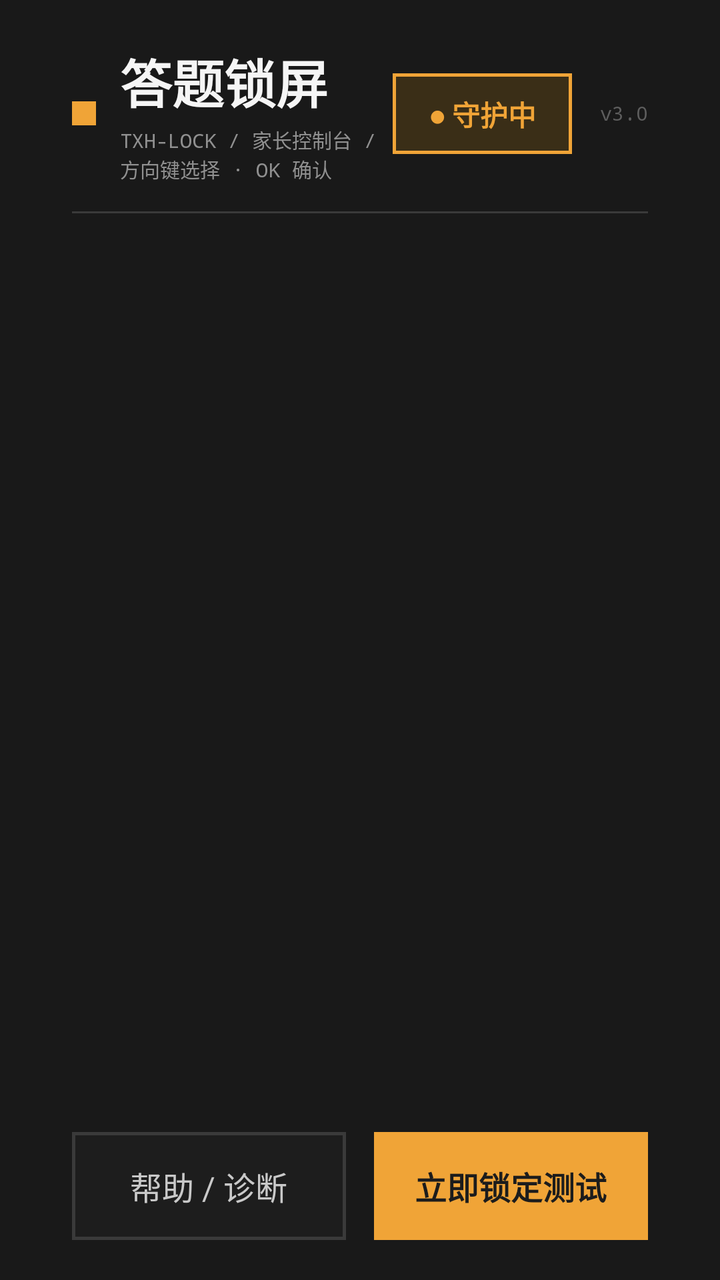
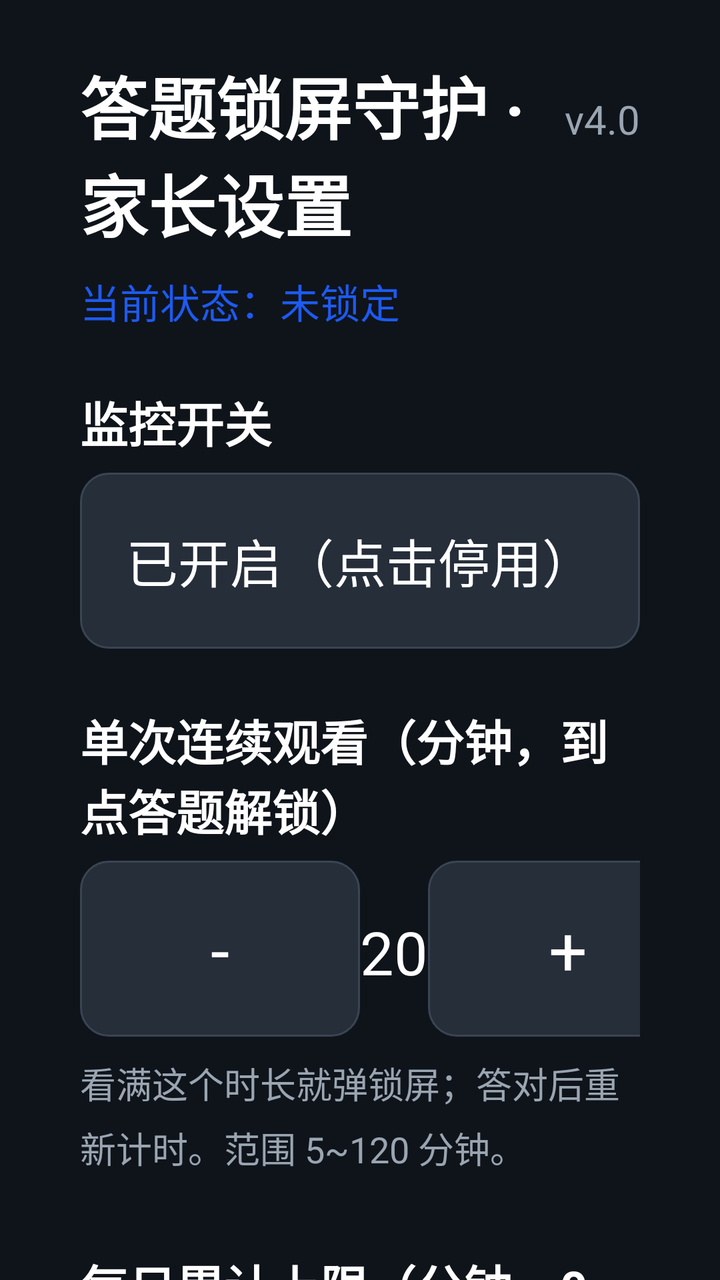

Two renders of the same Android screen: before a commit and after it. Below are the layout's source before the change and the commit's diff.
<!-- AndroidManifest.xml: application theme Theme.KidsLock -->
<!-- res/layout/activity_main.xml -->
<?xml version="1.0" encoding="utf-8"?>
<FrameLayout xmlns:android="http://schemas.android.com/apk/res/android"
    android:id="@+id/root"
    android:layout_width="match_parent"
    android:layout_height="match_parent"
    android:background="@color/bg_dark">

    <LinearLayout
        android:id="@+id/home"
        android:layout_width="match_parent"
        android:layout_height="match_parent"
        android:orientation="vertical"
        android:paddingLeft="36dp"
        android:paddingRight="36dp"
        android:paddingTop="22dp"
        android:paddingBottom="20dp">

        
        <LinearLayout
            android:id="@+id/header"
            android:layout_width="match_parent"
            android:layout_height="wrap_content"
            android:gravity="center_vertical"
            android:orientation="horizontal">

            <View
                android:layout_width="12dp"
                android:layout_height="12dp"
                android:layout_marginRight="12dp"
                android:background="@color/accent" />

            <LinearLayout
                android:layout_width="0dp"
                android:layout_height="wrap_content"
                android:layout_weight="1"
                android:orientation="vertical">

                <TextView
                    android:layout_width="wrap_content"
                    android:layout_height="wrap_content"
                    android:includeFontPadding="false"
                    android:text="答题锁屏"
                    android:textColor="@color/text_main"
                    android:textSize="26sp"
                    android:textStyle="bold" />

                <TextView
                    android:layout_width="wrap_content"
                    android:layout_height="wrap_content"
                    android:layout_marginTop="3dp"
                    android:fontFamily="monospace"
                    android:includeFontPadding="false"
                    android:text="TXH-LOCK / 家长控制台 / 方向键选择 · OK 确认"
                    android:textColor="@color/text_dim"
                    android:textSize="10sp" />
            </LinearLayout>

            <TextView
                android:id="@+id/tvStatusPill"
                android:layout_width="wrap_content"
                android:layout_height="wrap_content"
                android:background="@drawable/bg_pill_on"
                android:clickable="true"
                android:focusable="true"
                android:gravity="center"
                android:includeFontPadding="false"
                android:paddingLeft="18dp"
                android:paddingRight="18dp"
                android:paddingTop="10dp"
                android:paddingBottom="10dp"
                android:text="● 守护中"
                android:textColor="@color/accent"
                android:textSize="14sp"
                android:textStyle="bold" />

            <TextView
                android:id="@+id/tvVersion"
                android:layout_width="wrap_content"
                android:layout_height="wrap_content"
                android:layout_marginLeft="14dp"
                android:fontFamily="monospace"
                android:includeFontPadding="false"
                android:text="v3.0"
                android:textColor="@color/text_faint"
                android:textSize="10sp" />
        </LinearLayout>

        <View
            android:layout_width="match_parent"
            android:layout_height="1dp"
            android:layout_marginTop="14dp"
            android:background="@color/line" />

        
        <LinearLayout
            android:id="@+id/hero"
            android:layout_width="match_parent"
            android:layout_height="0dp"
            android:layout_marginTop="14dp"
            android:layout_weight="1"
            android:baselineAligned="false"
            android:orientation="horizontal" />

        
        <LinearLayout
            android:id="@+id/grid"
            android:layout_width="match_parent"
            android:layout_height="0dp"
            android:layout_marginTop="14dp"
            android:layout_weight="1.55"
            android:orientation="vertical">

            <LinearLayout
                android:id="@+id/gridRow1"
                android:layout_width="match_parent"
                android:layout_height="0dp"
                android:layout_weight="1"
                android:baselineAligned="false"
                android:orientation="horizontal" />

            <LinearLayout
                android:id="@+id/gridRow2"
                android:layout_width="match_parent"
                android:layout_height="0dp"
                android:layout_marginTop="14dp"
                android:layout_weight="1"
                android:baselineAligned="false"
                android:orientation="horizontal" />
        </LinearLayout>

        
        <LinearLayout
            android:id="@+id/footer"
            android:layout_width="match_parent"
            android:layout_height="54dp"
            android:layout_marginTop="14dp"
            android:baselineAligned="false"
            android:orientation="horizontal">

            <TextView
                android:id="@+id/btnHelp"
                android:layout_width="0dp"
                android:layout_height="match_parent"
                android:layout_marginRight="14dp"
                android:layout_weight="1"
                android:background="@drawable/bg_ghost"
                android:clickable="true"
                android:duplicateParentState="false"
                android:focusable="true"
                android:gravity="center"
                android:text="帮助 / 诊断"
                android:textColor="@color/text_sub"
                android:textSize="16sp" />

            <TextView
                android:id="@+id/btnTestLock"
                android:layout_width="0dp"
                android:layout_height="match_parent"
                android:layout_weight="1"
                android:background="@drawable/bg_primary"
                android:clickable="true"
                android:focusable="true"
                android:gravity="center"
                android:text="立即锁定测试"
                android:textColor="@color/on_accent"
                android:textSize="16sp"
                android:textStyle="bold" />
        </LinearLayout>
    </LinearLayout>

    <FrameLayout
        android:id="@+id/sheetLayer"
        android:layout_width="match_parent"
        android:layout_height="match_parent"
        android:visibility="gone" />

    <FrameLayout
        android:id="@+id/gateLayer"
        android:layout_width="match_parent"
        android:layout_height="match_parent"
        android:visibility="gone" />
</FrameLayout>
<!-- resources referenced by this layout -->
<resources>
  <color name="accent">#F0A437</color>
  <color name="bg_dark">#191919</color>
  <color name="line">#3A3A3A</color>
  <color name="on_accent">#1C1C1C</color>
  <color name="text_dim">#909090</color>
  <color name="text_faint">#5E5E5E</color>
  <color name="text_main">#F5F5F5</color>
  <color name="text_sub">#C9C9C9</color>
  <!-- drawable bg_ghost (drawable) -->
  <?xml version="1.0" encoding="utf-8"?>
  <selector xmlns:android="http://schemas.android.com/apk/res/android">
      <item android:state_focused="true"><shape android:shape="rectangle"><solid android:color="@color/accent" /></shape></item>
      <item android:state_pressed="true"><shape android:shape="rectangle"><solid android:color="@color/accent_deep" /></shape></item>
      <item><shape android:shape="rectangle"><solid android:color="@color/input_bg" /><stroke android:width="1.5dp" android:color="@color/line" /></shape></item>
  </selector>
  <!-- drawable bg_pill_on (drawable) -->
  <?xml version="1.0" encoding="utf-8"?>
  <selector xmlns:android="http://schemas.android.com/apk/res/android">
      <item android:state_focused="true"><shape android:shape="rectangle"><solid android:color="@color/accent" /></shape></item>
      <item android:state_pressed="true"><shape android:shape="rectangle"><solid android:color="@color/accent_deep" /></shape></item>
      <item><shape android:shape="rectangle"><solid android:color="@color/accent_soft" /><stroke android:width="1.5dp" android:color="@color/accent" /></shape></item>
  </selector>
  <!-- drawable bg_primary (drawable) -->
  <?xml version="1.0" encoding="utf-8"?>
  <selector xmlns:android="http://schemas.android.com/apk/res/android">
      <item android:state_focused="true"><shape android:shape="rectangle"><solid android:color="@color/accent" /><stroke android:width="2dp" android:color="#FFFFFF" /></shape></item>
      <item android:state_pressed="true"><shape android:shape="rectangle"><solid android:color="@color/accent_deep" /></shape></item>
      <item><shape android:shape="rectangle"><solid android:color="@color/accent" /></shape></item>
  </selector>
  <color name="accent_deep">#C9862C</color>
  <color name="input_bg">#1D1D1D</color>
  <color name="accent_soft">#3A2E17</color>
  <!-- unchanged entries left out for length: 1 -->
</resources>

<!-- the commit's change to res/layout/activity_main.xml (unified diff, before → after) -->
@@ -5,174 +5,304 @@
     android:layout_height="match_parent"
     android:background="@color/bg_dark">
 
-    <LinearLayout
-        android:id="@+id/home"
+    <ScrollView
+        android:id="@+id/scroll"
         android:layout_width="match_parent"
         android:layout_height="match_parent"
-        android:orientation="vertical"
-        android:paddingLeft="36dp"
-        android:paddingRight="36dp"
-        android:paddingTop="22dp"
-        android:paddingBottom="20dp">
-
-        
+        android:fillViewport="true"
+        android:scrollbars="none">
+
         <LinearLayout
-            android:id="@+id/header"
             android:layout_width="match_parent"
             android:layout_height="wrap_content"
-            android:gravity="center_vertical"
-            android:orientation="horizontal">
-
-            <View
-                android:layout_width="12dp"
-                android:layout_height="12dp"
-                android:layout_marginRight="12dp"
-                android:background="@color/accent" />
-
+            android:orientation="vertical"
+            android:paddingLeft="40dp"
+            android:paddingRight="40dp"
+            android:paddingTop="28dp"
+            android:paddingBottom="40dp">
+
+            
             <LinearLayout
-                android:layout_width="0dp"
+                android:layout_width="match_parent"
                 android:layout_height="wrap_content"
-                android:layout_weight="1"
-                android:orientation="vertical">
-
-                <TextView
+                android:baselineAligned="true"
+                android:orientation="horizontal">
+
+                <TextView
+                    android:layout_width="0dp"
+                    android:layout_height="wrap_content"
+                    android:layout_weight="1"
+                    android:includeFontPadding="false"
+                    android:text="答题锁屏守护 · 家长设置"
+                    android:textColor="@color/text_main"
+                    android:textSize="34sp"
+                    android:textStyle="bold" />
+
+                <TextView
+                    android:id="@+id/tvVersion"
                     android:layout_width="wrap_content"
                     android:layout_height="wrap_content"
+                    android:layout_marginLeft="16dp"
                     android:includeFontPadding="false"
-                    android:text="答题锁屏"
-                    android:textColor="@color/text_main"
-                    android:textSize="26sp"
-                    android:textStyle="bold" />
-
-                <TextView
-                    android:layout_width="wrap_content"
-                    android:layout_height="wrap_content"
-                    android:layout_marginTop="3dp"
-                    android:fontFamily="monospace"
-                    android:includeFontPadding="false"
-                    android:text="TXH-LOCK / 家长控制台 / 方向键选择 · OK 确认"
+                    android:text="v4.0"
                     android:textColor="@color/text_dim"
-                    android:textSize="10sp" />
-            </LinearLayout>
-
-            <TextView
-                android:id="@+id/tvStatusPill"
+                    android:textSize="20sp" />
+            </LinearLayout>
+
+            <TextView
+                android:id="@+id/tvStatus"
                 android:layout_width="wrap_content"
                 android:layout_height="wrap_content"
-                android:background="@drawable/bg_pill_on"
-                android:clickable="true"
-                android:focusable="true"
-                android:gravity="center"
-                android:includeFontPadding="false"
-                android:paddingLeft="18dp"
-                android:paddingRight="18dp"
-                android:paddingTop="10dp"
-                android:paddingBottom="10dp"
-                android:text="● 守护中"
+                android:layout_marginTop="10dp"
+                android:text="当前状态：未锁定"
                 android:textColor="@color/accent"
-                android:textSize="14sp"
-                android:textStyle="bold" />
-
-            <TextView
-                android:id="@+id/tvVersion"
-                android:layout_width="wrap_content"
+                android:textSize="20sp" />
+
+            <TextView style="@style/Label" android:text="监控开关" />
+
+            <TextView
+                android:id="@+id/btnEnable"
+                style="@style/RowBtn"
+                android:text="已开启（点击停用）" />
+
+            <TextView style="@style/Label" android:text="单次连续观看（分钟，到点答题解锁）" />
+
+            <LinearLayout style="@style/Stepper">
+
+                <TextView
+                    android:id="@+id/btnSingleMinus"
+                    style="@style/StepBtn"
+                    android:text="-" />
+
+                <TextView
+                    android:id="@+id/tvSingle"
+                    style="@style/StepValue"
+                    android:text="20" />
+
+                <TextView
+                    android:id="@+id/btnSinglePlus"
+                    style="@style/StepBtn"
+                    android:text="+" />
+            </LinearLayout>
+
+            <TextView
+                style="@style/Hint"
+                android:text="看满这个时长就弹锁屏；答对后重新计时。范围 5~120 分钟。" />
+
+            <TextView style="@style/Label" android:text="每日累计上限（分钟，0=不限）" />
+
+            <LinearLayout style="@style/Stepper">
+
+                <TextView
+                    android:id="@+id/btnDailyMinus"
+                    style="@style/StepBtn"
+                    android:text="-" />
+
+                <TextView
+                    android:id="@+id/tvDaily"
+                    style="@style/StepValue"
+                    android:text="0" />
+
+                <TextView
+                    android:id="@+id/btnDailyPlus"
+                    style="@style/StepBtn"
+                    android:text="+" />
+            </LinearLayout>
+
+            <TextView style="@style/Label" android:text="长关机重置阈值（分钟，0=关闭）" />
+
+            <LinearLayout style="@style/Stepper">
+
+                <TextView
+                    android:id="@+id/btnAwayMinus"
+                    style="@style/StepBtn"
+                    android:text="-" />
+
+                <TextView
+                    android:id="@+id/tvAway"
+                    style="@style/StepValue"
+                    android:text="30 分钟" />
+
+                <TextView
+                    android:id="@+id/btnAwayPlus"
+                    style="@style/StepBtn"
+                    android:text="+" />
+            </LinearLayout>
+
+            <TextView
+                style="@style/Hint"
+                android:text="关机/待机不超过这个时长：计时接着走、锁屏状态保留；超过或跨夜：清零解锁、从 0 计时。" />
+
+            <TextView style="@style/Label" android:text="连续答对题数（答对才解锁）" />
+
+            <LinearLayout style="@style/Stepper">
+
+                <TextView
+                    android:id="@+id/btnCorrMinus"
+                    style="@style/StepBtn"
+                    android:text="-" />
+
+                <TextView
+                    android:id="@+id/tvCorrect"
+                    style="@style/StepValue"
+                    android:text="3" />
+
+                <TextView
+                    android:id="@+id/btnCorrPlus"
+                    style="@style/StepBtn"
+                    android:text="+" />
+            </LinearLayout>
+
+            <TextView style="@style/Label" android:text="孩子年级" />
+
+            <LinearLayout style="@style/Stepper">
+
+                <TextView
+                    android:id="@+id/btnLevelMinus"
+                    style="@style/StepBtn"
+                    android:text="-" />
+
+                <TextView
+                    android:id="@+id/tvLevel"
+                    style="@style/StepValue"
+                    android:text="二年级" />
+
+                <TextView
+                    android:id="@+id/btnLevelPlus"
+                    style="@style/StepBtn"
+                    android:text="+" />
+            </LinearLayout>
+
+            <TextView
+                style="@style/Hint"
+                android:text="1~9 年级；口算按年级自动出题，各学科只出该年级及以下的题，不会超纲。" />
+
+            <TextView style="@style/Label" android:text="教材版本（语文/数学/英语按版本出题）" />
+
+            <LinearLayout
+                android:id="@+id/editionRow"
+                android:layout_width="match_parent"
                 android:layout_height="wrap_content"
-                android:layout_marginLeft="14dp"
-                android:fontFamily="monospace"
-                android:includeFontPadding="false"
-                android:text="v3.0"
-                android:textColor="@color/text_faint"
-                android:textSize="10sp" />
-        </LinearLayout>
-
-        <View
-            android:layout_width="match_parent"
-            android:layout_height="1dp"
-            android:layout_marginTop="14dp"
-            android:background="@color/line" />
-
-        
-        <LinearLayout
-            android:id="@+id/hero"
-            android:layout_width="match_parent"
-            android:layout_height="0dp"
-            android:layout_marginTop="14dp"
-            android:layout_weight="1"
-            android:baselineAligned="false"
-            android:orientation="horizontal" />
-
-        
-        <LinearLayout
-            android:id="@+id/grid"
-            android:layout_width="match_parent"
-            android:layout_height="0dp"
-            android:layout_marginTop="14dp"
-            android:layout_weight="1.55"
-            android:orientation="vertical">
-
-            <LinearLayout
-                android:id="@+id/gridRow1"
-                android:layout_width="match_parent"
-                android:layout_height="0dp"
-                android:layout_weight="1"
                 android:baselineAligned="false"
                 android:orientation="horizontal" />
 
+            <TextView style="@style/Label" android:text="启用题型（可多选）" />
+
             <LinearLayout
-                android:id="@+id/gridRow2"
+                android:id="@+id/typeGrid"
                 android:layout_width="match_parent"
-                android:layout_height="0dp"
-                android:layout_marginTop="14dp"
-                android:layout_weight="1"
-                android:baselineAligned="false"
-                android:orientation="horizontal" />
+                android:layout_height="wrap_content"
+                android:orientation="vertical" />
+
+            <TextView style="@style/Label" android:text="题库" />
+
+            <TextView
+                android:id="@+id/tvQuizStatus"
+                style="@style/Hint"
+                android:text="未加载" />
+
+            <TextView
+                android:id="@+id/btnExportQuiz"
+                style="@style/RowBtn"
+                android:text="导出内置题库（查看/照着改）" />
+
+            <TextView
+                android:id="@+id/btnReloadQuiz"
+                style="@style/RowBtn"
+                android:layout_marginTop="10dp"
+                android:text="重新加载题库" />
+
+            <TextView
+                android:id="@+id/btnClearLocal"
+                style="@style/RowBtn"
+                android:layout_marginTop="10dp"
+                android:text="删除本地题库文件（只删本地，不动内置）" />
+
+            <TextView style="@style/Label" android:text="局域网 SMB 题库同步（打开应用时自动更新）" />
+
+            <TextView
+                android:id="@+id/tvSmbStatus"
+                style="@style/Hint"
+                android:text="SMB 同步未开启" />
+
+            <TextView
+                android:id="@+id/btnSmbSetup"
+                style="@style/RowBtn"
+                android:text="SMB 同步设置" />
+
+            <TextView
+                android:id="@+id/btnSmbSyncNow"
+                style="@style/RowBtn"
+                android:layout_marginTop="10dp"
+                android:text="立即更新 SMB 题库" />
+
+            <TextView style="@style/Label" android:text="家长密码" />
+
+            <TextView
+                android:id="@+id/btnChangePin"
+                style="@style/RowBtn"
+                android:text="修改家长密码（默认 1234）" />
+
+            <TextView style="@style/Label" android:text="防绕过 / 锁屏方式" />
+
+            <TextView
+                android:id="@+id/btnBootLock"
+                style="@style/RowBtn"
+                android:text="开机先答题：开" />
+
+            <TextView
+                android:id="@+id/btnOverlay"
+                style="@style/RowBtn"
+                android:layout_marginTop="10dp"
+                android:text="锁屏方式：检查中…" />
+
+            <TextView
+                android:id="@+id/tvHomeStatus"
+                style="@style/Hint"
+                android:text="系统桌面：未做任何修改" />
+
+            <TextView
+                android:id="@+id/btnAcc"
+                style="@style/RowBtn"
+                android:text="开启无障碍保活（推荐）" />
+
+            <TextView
+                android:id="@+id/tvAccStatus"
+                style="@style/Hint"
+                android:text="正在检测无障碍保活状态…" />
+
+            <TextView
+                android:id="@+id/btnSysSettings"
+                style="@style/RowBtn"
+                android:layout_marginTop="10dp"
+                android:text="打开系统设置：自启动 / 权限" />
+
+            <TextView
+                android:id="@+id/btnHomeSetup"
+                style="@style/RowBtn"
+                android:layout_marginTop="10dp"
+                android:text="还原并卸载（恢复小米桌面）" />
+
+            <TextView style="@style/Label" android:text="帮助与诊断" />
+
+            <TextView
+                android:id="@+id/tvHelp"
+                style="@style/Hint"
+                android:text="正在读取状态…" />
+
+            <TextView
+                android:id="@+id/btnFixAcc"
+                style="@style/RowBtn"
+                android:text="去修复主页键拦截" />
+
+            <TextView
+                android:id="@+id/btnTestLock"
+                style="@style/RowBtn"
+                android:layout_marginTop="26dp"
+                android:background="@drawable/bg_primary"
+                android:text="立即锁定测试" />
         </LinearLayout>
-
-        
-        <LinearLayout
-            android:id="@+id/footer"
-            android:layout_width="match_parent"
-            android:layout_height="54dp"
-            android:layout_marginTop="14dp"
-            android:baselineAligned="false"
-            android:orientation="horizontal">
-
-            <TextView
-                android:id="@+id/btnHelp"
-                android:layout_width="0dp"
-                android:layout_height="match_parent"
-                android:layout_marginRight="14dp"
-                android:layout_weight="1"
-                android:background="@drawable/bg_ghost"
-                android:clickable="true"
-                android:duplicateParentState="false"
-                android:focusable="true"
-                android:gravity="center"
-                android:text="帮助 / 诊断"
-                android:textColor="@color/text_sub"
-                android:textSize="16sp" />
-
-            <TextView
-                android:id="@+id/btnTestLock"
-                android:layout_width="0dp"
-                android:layout_height="match_parent"
-                android:layout_weight="1"
-                android:background="@drawable/bg_primary"
-                android:clickable="true"
-                android:focusable="true"
-                android:gravity="center"
-                android:text="立即锁定测试"
-                android:textColor="@color/on_accent"
-                android:textSize="16sp"
-                android:textStyle="bold" />
-        </LinearLayout>
-    </LinearLayout>
-
-    <FrameLayout
-        android:id="@+id/sheetLayer"
-        android:layout_width="match_parent"
-        android:layout_height="match_parent"
-        android:visibility="gone" />
+    </ScrollView>
 
     <FrameLayout
         android:id="@+id/gateLayer"
<!-- resource entries referenced after the edit -->
@@ -1,37 +1,77 @@
 <!-- resources referenced by this layout -->
 <resources>
-  <color name="accent">#F0A437</color>
-  <color name="bg_dark">#191919</color>
-  <color name="line">#3A3A3A</color>
-  <color name="on_accent">#1C1C1C</color>
-  <color name="text_dim">#909090</color>
-  <color name="text_faint">#5E5E5E</color>
-  <color name="text_main">#F5F5F5</color>
-  <color name="text_sub">#C9C9C9</color>
-  <!-- drawable bg_ghost (drawable) -->
-  <?xml version="1.0" encoding="utf-8"?>
-  <selector xmlns:android="http://schemas.android.com/apk/res/android">
-      <item android:state_focused="true"><shape android:shape="rectangle"><solid android:color="@color/accent" /></shape></item>
-      <item android:state_pressed="true"><shape android:shape="rectangle"><solid android:color="@color/accent_deep" /></shape></item>
-      <item><shape android:shape="rectangle"><solid android:color="@color/input_bg" /><stroke android:width="1.5dp" android:color="@color/line" /></shape></item>
-  </selector>
-  <!-- drawable bg_pill_on (drawable) -->
-  <?xml version="1.0" encoding="utf-8"?>
-  <selector xmlns:android="http://schemas.android.com/apk/res/android">
-      <item android:state_focused="true"><shape android:shape="rectangle"><solid android:color="@color/accent" /></shape></item>
-      <item android:state_pressed="true"><shape android:shape="rectangle"><solid android:color="@color/accent_deep" /></shape></item>
-      <item><shape android:shape="rectangle"><solid android:color="@color/accent_soft" /><stroke android:width="1.5dp" android:color="@color/accent" /></shape></item>
-  </selector>
+  <color name="accent">#1E5AF0</color>
+  <color name="bg_dark">#0F141B</color>
+  <color name="text_dim">#9AA5B1</color>
+  <color name="text_main">#FFFFFF</color>
   <!-- drawable bg_primary (drawable) -->
   <?xml version="1.0" encoding="utf-8"?>
   <selector xmlns:android="http://schemas.android.com/apk/res/android">
-      <item android:state_focused="true"><shape android:shape="rectangle"><solid android:color="@color/accent" /><stroke android:width="2dp" android:color="#FFFFFF" /></shape></item>
-      <item android:state_pressed="true"><shape android:shape="rectangle"><solid android:color="@color/accent_deep" /></shape></item>
-      <item><shape android:shape="rectangle"><solid android:color="@color/accent" /></shape></item>
+      <item android:state_focused="true"><shape android:shape="rectangle"><solid android:color="@color/accent" /><stroke android:width="3dp" android:color="#FFFFFF" /><corners android:radius="14dp" /></shape></item>
+      <item android:state_pressed="true"><shape android:shape="rectangle"><solid android:color="@color/accent_deep" /><corners android:radius="14dp" /></shape></item>
+      <item><shape android:shape="rectangle"><solid android:color="@color/accent" /><corners android:radius="14dp" /></shape></item>
   </selector>
-  <color name="accent_deep">#C9862C</color>
-  <color name="input_bg">#1D1D1D</color>
-  <color name="accent_soft">#3A2E17</color>
+  <style name="Hint">
+          <item name="android:layout_width">match_parent</item>
+          <item name="android:layout_height">wrap_content</item>
+          <item name="android:layout_marginTop">10dp</item>
+          <item name="android:layout_marginBottom">10dp</item>
+          <item name="android:textColor">@color/text_dim</item>
+          <item name="android:textSize">18sp</item>
+          <item name="android:lineSpacingExtra">6dp</item>
+          <item name="android:includeFontPadding">false</item>
+      </style>
+  <style name="Label">
+          <item name="android:layout_width">match_parent</item>
+          <item name="android:layout_height">wrap_content</item>
+          <item name="android:layout_marginTop">28dp</item>
+          <item name="android:layout_marginBottom">8dp</item>
+          <item name="android:textColor">@color/text_main</item>
+          <item name="android:textSize">24sp</item>
+          <item name="android:textStyle">bold</item>
+      </style>
+  <style name="RowBtn">
+          <item name="android:textAllCaps">false</item>
+          <item name="android:layout_width">match_parent</item>
+          <item name="android:layout_height">88dp</item>
+          <item name="android:background">@drawable/bg_option</item>
+          <item name="android:gravity">center</item>
+          <item name="android:paddingLeft">12dp</item>
+          <item name="android:paddingRight">12dp</item>
+          <item name="android:textColor">@color/text_main</item>
+          <item name="android:textSize">26sp</item>
+      </style>
+  <style name="StepBtn">
+          <item name="android:textAllCaps">false</item>
+          <item name="android:layout_width">140dp</item>
+          <item name="android:layout_height">88dp</item>
+          <item name="android:background">@drawable/bg_option</item>
+          <item name="android:gravity">center</item>
+          <item name="android:textColor">@color/text_main</item>
+          <item name="android:textSize">34sp</item>
+      </style>
+  <style name="StepValue">
+          <item name="android:layout_width">0dp</item>
+          <item name="android:layout_height">88dp</item>
+          <item name="android:layout_weight">1</item>
+          <item name="android:gravity">center</item>
+          <item name="android:textColor">@color/text_main</item>
+          <item name="android:textSize">30sp</item>
+      </style>
+  <style name="Stepper">
+          <item name="android:layout_width">match_parent</item>
+          <item name="android:layout_height">wrap_content</item>
+          <item name="android:orientation">horizontal</item>
+      </style>
+  <color name="accent_deep">#1746C4</color>
+  <!-- drawable bg_option (drawable) -->
+  <?xml version="1.0" encoding="utf-8"?>
+  <selector xmlns:android="http://schemas.android.com/apk/res/android">
+      <item android:state_focused="true"><shape android:shape="rectangle"><solid android:color="@color/accent" /><stroke android:width="3dp" android:color="#FFFFFF" /><corners android:radius="14dp" /></shape></item>
+      <item android:state_pressed="true"><shape android:shape="rectangle"><solid android:color="@color/accent_deep" /><corners android:radius="14dp" /></shape></item>
+      <item><shape android:shape="rectangle"><solid android:color="@color/option_bg" /><stroke android:width="1dp" android:color="#3A4553" /><corners android:radius="14dp" /></shape></item>
+  </selector>
+  <color name="option_bg">#262E3A</color>
   <!-- unchanged entries left out for length: 1 -->
 </resources>
 
